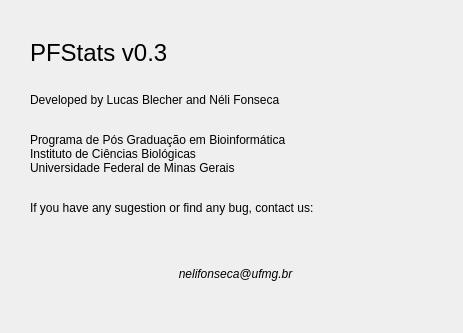
The window that Pfstats/about.ui (duenti/PFstats) describes before a commit, drawn with Qt 5.
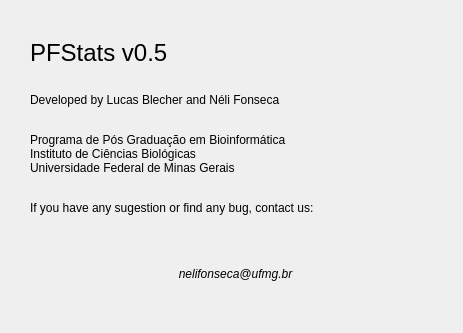
The same window after the commit.

```diff
--- a/Pfstats/about.ui
+++ b/Pfstats/about.ui
@@ -23,7 +23,7 @@
     </rect>
    </property>
    <property name="text">
-    <string>&lt;html&gt;&lt;head/&gt;&lt;body&gt;&lt;p&gt;&lt;span style=&quot; font-size:18pt;&quot;&gt;PFStats v0.3&lt;/span&gt;&lt;br/&gt;&lt;/p&gt;&lt;p&gt;Developed by Lucas Blecher and Néli Fonseca&lt;br/&gt;&lt;/p&gt;&lt;p&gt;Programa de Pós Graduação em Bioinformática&lt;br/&gt;Instituto de Ciências Biológicas&lt;br/&gt;Universidade Federal de Minas Gerais&lt;br/&gt;&lt;/p&gt;&lt;p&gt;If you have any sugestion or find any bug, contact us:&lt;/p&gt;&lt;p&gt;&lt;br/&gt;&lt;/p&gt;&lt;p align=&quot;center&quot;&gt;&lt;span style=&quot; font-style:italic;&quot;&gt;nelifonseca@ufmg.br&lt;/span&gt;&lt;/p&gt;&lt;/body&gt;&lt;/html&gt;</string>
+    <string>&lt;html&gt;&lt;head/&gt;&lt;body&gt;&lt;p&gt;&lt;span style=&quot; font-size:18pt;&quot;&gt;PFStats v0.5&lt;/span&gt;&lt;br/&gt;&lt;/p&gt;&lt;p&gt;Developed by Lucas Blecher and Néli Fonseca&lt;br/&gt;&lt;/p&gt;&lt;p&gt;Programa de Pós Graduação em Bioinformática&lt;br/&gt;Instituto de Ciências Biológicas&lt;br/&gt;Universidade Federal de Minas Gerais&lt;br/&gt;&lt;/p&gt;&lt;p&gt;If you have any sugestion or find any bug, contact us:&lt;/p&gt;&lt;p&gt;&lt;br/&gt;&lt;/p&gt;&lt;p align=&quot;center&quot;&gt;&lt;span style=&quot; font-style:italic;&quot;&gt;nelifonseca@ufmg.br&lt;/span&gt;&lt;/p&gt;&lt;/body&gt;&lt;/html&gt;</string>
    </property>
   </widget>
  </widget>
```
